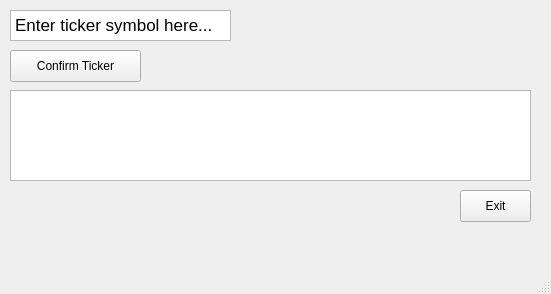
phooten/TD-Ameritrade, file gui/main/mainwindow.ui: the form before one commit.
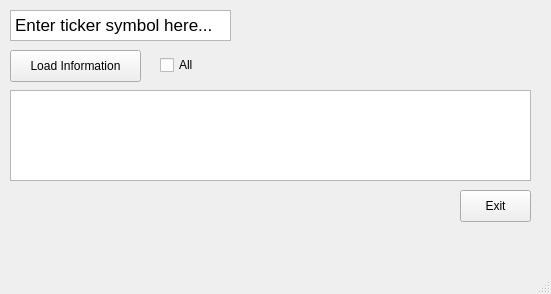
The form after the commit.

```diff
--- a/gui/main/mainwindow.ui
+++ b/gui/main/mainwindow.ui
@@ -42,7 +42,7 @@
      </rect>
     </property>
     <property name="text">
-     <string>Confirm Ticker</string>
+     <string>Load Information</string>
     </property>
    </widget>
    <widget class="QColumnView" name="columnView">
@@ -66,6 +66,22 @@
     </property>
     <property name="text">
      <string>Exit</string>
+    </property>
+    <property name="autoDefault">
+     <bool>false</bool>
+    </property>
+   </widget>
+   <widget class="QCheckBox" name="selectAll">
+    <property name="geometry">
+     <rect>
+      <x>160</x>
+      <y>50</y>
+      <width>85</width>
+      <height>30</height>
+     </rect>
+    </property>
+    <property name="text">
+     <string>All</string>
     </property>
    </widget>
   </widget>
```
